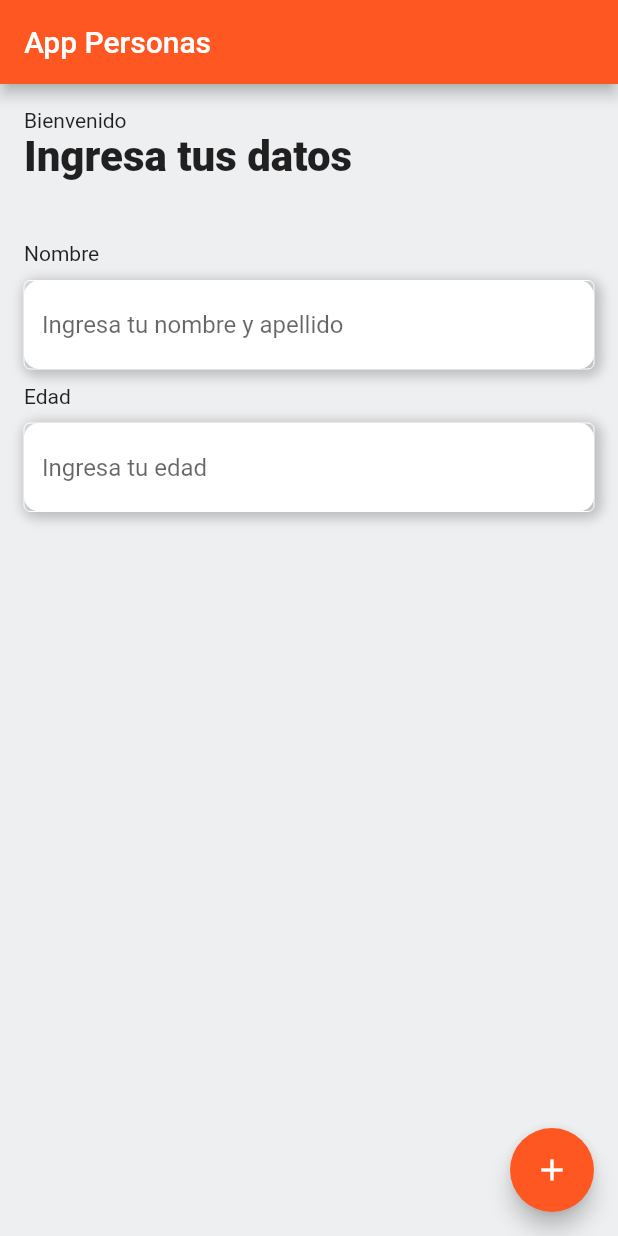
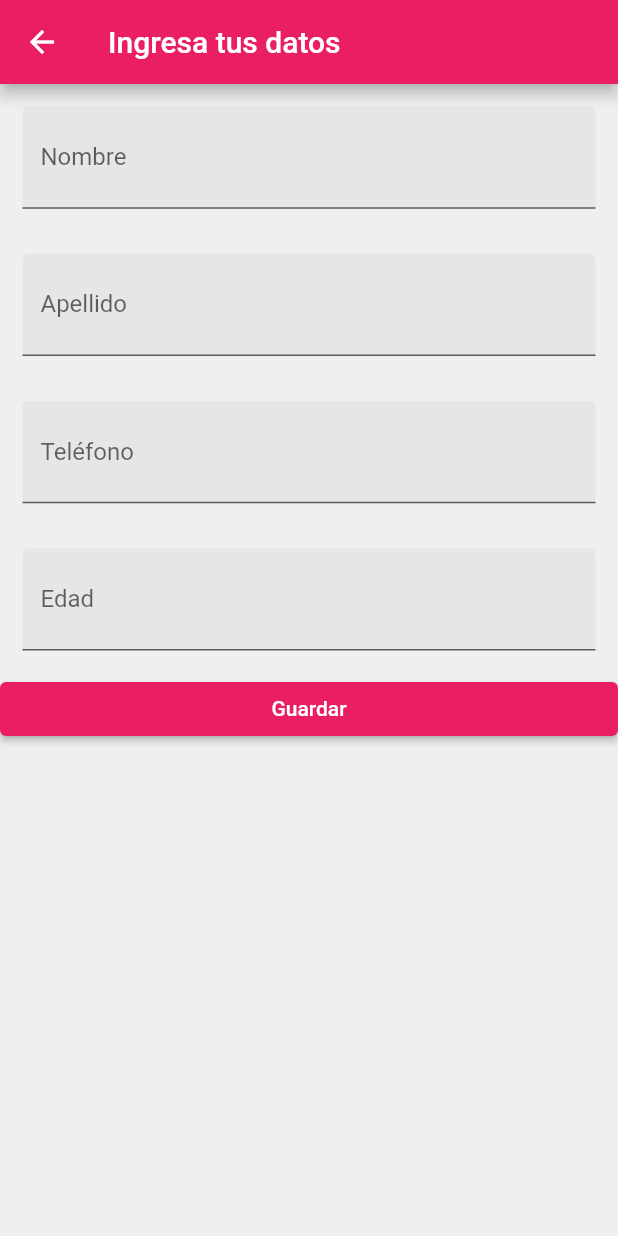
Before and after one commit to camilamlz/AppPersonasRepo, a Flutter app: the screen it shows after launch, after a tap on the "add" icon, on a phone screen of 412 x 824 dp. Run offline on Flutter 3.47's test engine with Material 2 defaults, Android fonts, the phone set to English and light mode, and no system bars; missing offline and left inert: dart:ffi.

Commit message:
Agregado CRUD completo

```diff
--- /dev/null
+++ b/lib/create.dart
@@ -0,0 +1,106 @@
+import 'dart:ffi';
+
+import 'package:app_personas/list.dart';
+import 'package:app_personas/textbox.dart';
+import 'package:flutter/material.dart';
+import 'package:flutter/services.dart';
+
+class RegisterContact extends StatefulWidget {
+  @override
+  State<StatefulWidget> createState() => _RegisterContact();
+}
+
+class _RegisterContact extends State<RegisterContact> {
+  late TextEditingController controllerName;
+  late TextEditingController controllerSurname;
+  late TextEditingController controllerPhone;
+  late TextEditingController controllerAge;
+
+  @override
+  void initState() {
+    controllerName = new TextEditingController();
+    controllerSurname = new TextEditingController();
+    controllerPhone = new TextEditingController();
+    controllerAge = new TextEditingController();
+    super.initState();
+  }
+
+  @override
+  Widget build(BuildContext context) {
+    return Scaffold(
+        appBar: AppBar(
+          title: Text("Ingresa tus datos "),
+        ),
+        body: ListView(
+          children: [
+            TextBox(controllerName, "Nombre"),
+            TextBox(controllerSurname, "Apellido"),
+            TextBox(controllerPhone, "Teléfono"),
+            TextBox(controllerAge, "Edad"),
+
+       /*   body: Padding(
+            padding: const EdgeInsets.all(16.0),
+            child: Column(
+
+              mainAxisAlignment: MainAxisAlignment.start,
+              crossAxisAlignment: CrossAxisAlignment.start,
+              children: <Widget>[
+                Text("Bienvenido"),
+                Text("Ingresa tus datos",style: TextStyle(fontSize: 28.0,fontWeight: FontWeight.w800),),
+                SizedBox(height: 40.0,),
+                TextBox(controllerName, "Nombre"),
+                SizedBox(height: 10.0,),
+                Container(
+                  decoration: BoxDecoration(
+                      color: Color(0xFFFFFFFF),
+                      borderRadius: BorderRadius.circular(10.0),
+                      boxShadow: [
+                        BoxShadow(
+                            color: Color.fromRGBO(0, 0, 0, 0.2),
+                            offset: Offset(2, 2),
+                            blurRadius: 6.0,
+                            spreadRadius: 3.0
+                        ),
+                      ]
+                  ),
+                ),
+                SizedBox(height: 10.0,),
+                TextBox(controllerPhone, "Edad"),
+                SizedBox(height: 10.0,),
+                Container(
+                  decoration: BoxDecoration(
+                      color: Color(0xFFFFFFFF),
+                      borderRadius: BorderRadius.circular(10.0),
+                      boxShadow: [
+                        BoxShadow(
+                            color: Color.fromRGBO(0, 0, 0, 0.2),
+                            offset: Offset(2, 2),
+                            blurRadius: 6.0,
+                            spreadRadius: 3.0
+                        ),
+                      ]
+                  ),
+                )
+              ],
+            ),
+          ),*/
+            ElevatedButton(
+                onPressed: () {
+                  String name = controllerName.text;
+                  String surname = controllerSurname.text;
+                  String phone = controllerPhone.text;
+                  String age = controllerAge.text;
+
+
+                  if (name.isNotEmpty &&
+                      //surname.isNotEmpty &&
+                      phone.isNotEmpty) {
+                    Navigator.pop(context,
+                        new Client(name: name, surname: surname, phone: phone, age: age));
+                  }
+                },
+                child: Text("Guardar")),
+      ]
+        ));
+  }
+}
--- /dev/null
+++ b/lib/list.dart
@@ -0,0 +1,123 @@
+import 'dart:ffi';
+
+import 'package:app_personas/messages.dart';
+import 'package:app_personas/update.dart';
+import 'package:app_personas/create.dart';
+import 'package:flutter/material.dart';
+
+class MyHomePage extends StatefulWidget {
+  final String _title;
+  MyHomePage(this._title);
+  @override
+  State<StatefulWidget> createState() => _MyHomePage();
+}
+
+class _MyHomePage extends State<MyHomePage> {
+  List<Client> clients = [
+    Client(name: 'John', surname: 'Doe', phone: '1 888 222 333 444', age: '18')
+  ];
+
+  @override
+  Widget build(BuildContext context) {
+    return Scaffold(
+      appBar: AppBar(
+        title: Text(widget._title),
+      ),
+      body: ListView.builder(
+        itemCount: clients.length,
+        itemBuilder: (context, index) {
+          return ListTile(
+            onTap: () {
+              Navigator.push(
+                  context,
+                  MaterialPageRoute(
+                      builder: (_) => ModifyContact(clients[index])))
+                  .then((newContact) {
+                if (newContact != null) {
+                  setState(() {
+                    clients.removeAt(index);
+
+                    clients.insert(index, newContact);
+
+                    messageResponse(
+                        context, newContact.name + " ha sido actualizado.");
+                  });
+                }
+              });
+            },
+            onLongPress: () {
+              removeClient(context, clients[index]);
+            },
+            title: Text(clients[index].name + " " + clients[index].surname),
+            subtitle: Text(clients[index].name),
+            leading: CircleAvatar(
+              child: Text(clients[index].name.substring(0, 1)),
+            ),
+            trailing: Icon(
+              Icons.update,
+              color: Colors.red,
+            ),
+          );
+        },
+      ),
+      floatingActionButton: FloatingActionButton(
+        onPressed: () {
+          Navigator.push(
+              context, MaterialPageRoute(builder: (_) => RegisterContact()))
+              .then((newContact) {
+            if (newContact != null) {
+              setState(() {
+                clients.add(newContact);
+                messageResponse(
+                    context, newContact.name + " ha sido guardado.");
+              });
+            }
+          });
+        },
+        tooltip: "Agregar",
+        child: Icon(Icons.add),
+      ),
+    );
+  }
+
+  removeClient(BuildContext context, Client client) {
+    showDialog(
+        context: context,
+        builder: (_) => AlertDialog(
+          title: Text("Eliminar usuario"),
+          content: Text("¿Está seguro de eliminar a " + client.name + "?"),
+          actions: [
+            TextButton(
+              onPressed: () {
+                setState(() {
+                  this.clients.remove(client);
+                  Navigator.pop(context);
+                });
+              },
+              child: Text(
+                "Eliminar",
+                style: TextStyle(color: Colors.red),
+              ),
+            ),
+            TextButton(
+              onPressed: () {
+                Navigator.pop(context);
+              },
+              child: Text(
+                "Cancelar",
+                style: TextStyle(color: Colors.blue),
+              ),
+            )
+          ],
+        ));
+  }
+}
+
+class Client {
+  var name;
+  var surname;
+  var phone;
+  var age;
+
+  Client({this.name, this.surname, this.phone, this.age});
+}
--- a/lib/main.dart
+++ b/lib/main.dart
@@ -1,139 +1,21 @@
 import 'package:flutter/material.dart';
-import 'package:flutter/services.dart';
 
-void main() {
-  runApp(const MyApp());
-}
+import 'list.dart';
+
+void main() => runApp(MyApp());
 
 class MyApp extends StatelessWidget {
   const MyApp({super.key});
 
-  // This widget is the root of your application.
   @override
   Widget build(BuildContext context) {
     return MaterialApp(
-      title: 'Flutter Demo',
       debugShowCheckedModeBanner: false,
+      title: 'Material App',
       theme: ThemeData(
-        primarySwatch: Colors.deepOrange,
-        scaffoldBackgroundColor: const Color(0xFFEEEFF1)),
-      home: MyHomePage(title: 'App Personas'),
+          primarySwatch: Colors.pink,
+          scaffoldBackgroundColor: const Color(0xFFEEEFF1)),
+      home: MyHomePage("App Personas"),
     );
   }
 }
-
-class MyHomePage extends StatefulWidget {
-  const MyHomePage({super.key, required this.title});
-
-  // This widget is the home page of your application. It is stateful, meaning
-  // that it has a State object (defined below) that contains fields that affect
-  // how it looks.
-
-  // This class is the configuration for the state. It holds the values (in this
-  // case the title) provided by the parent (in this case the App widget) and
-  // used by the build method of the State. Fields in a Widget subclass are
-  // always marked "final".
-
-  final String title;
-
-  @override
-  State<MyHomePage> createState() => _MyHomePageState();
-}
-
-class _MyHomePageState extends State<MyHomePage> {
-  int _counter = 0;
-
-  void _incrementCounter() {
-    setState(() {
-      _counter++;
-    });
-  }
-
-  @override
-  Widget build(BuildContext context) {
-      return Scaffold(
-        appBar: AppBar(
-          title: Text(widget.title),
-        ),
-        body: Padding(
-          padding: const EdgeInsets.all(16.0),
-          child: Column(
-
-            mainAxisAlignment: MainAxisAlignment.start,
-            crossAxisAlignment: CrossAxisAlignment.start,
-            children: <Widget>[
-                Text("Bienvenido"),
-                Text("Ingresa tus datos",style: TextStyle(fontSize: 28.0,fontWeight: FontWeight.w800),),
-              SizedBox(height: 40.0,),
-              Text("Nombre"),
-              SizedBox(height: 10.0,),
-              Container(
-                decoration: BoxDecoration(
-                  color: Color(0xFFFFFFFF),
-                  borderRadius: BorderRadius.circular(10.0),
-                  boxShadow: [
-                    BoxShadow(
-                      color: Color.fromRGBO(0, 0, 0, 0.2),
-                      offset: Offset(2, 2),
-                      blurRadius: 6.0,
-                      spreadRadius: 3.0
-                    ),
-                  ]
-                ),
-
-                child: const TextField(
-                  decoration: InputDecoration(
-/*                    focusedBorder: OutlineInputBorder(
-                      borderSide: BorderSide(color: Colors.white, width: 0.0),
-                    ),*/
-                    enabledBorder: OutlineInputBorder(
-                      borderSide: BorderSide(color: Colors.white, width: 0.0),
-                    ),
-                    hintText: "Ingresa tu nombre y apellido"
-                  ),
-                ),
-              ),
-              SizedBox(height: 10.0,),
-              Text("Edad"),
-              SizedBox(height: 10.0,),
-              Container(
-                decoration: BoxDecoration(
-                    color: Color(0xFFFFFFFF),
-                    borderRadius: BorderRadius.circular(10.0),
-                    boxShadow: [
-                      BoxShadow(
-                          color: Color.fromRGBO(0, 0, 0, 0.2),
-                          offset: Offset(2, 2),
-                          blurRadius: 6.0,
-                          spreadRadius: 3.0
-                      ),
-                    ]
-                ),
-                child:  TextField(
-                  decoration: InputDecoration(
-/*                    focusedBorder: OutlineInputBorder(
-                      borderSide: BorderSide(color: Colors.white, width: 0.0),
-                    ),*/
-                      enabledBorder: OutlineInputBorder(
-                        borderSide: BorderSide(color: Colors.white, width: 0.0),
-                      ),
-                      hintText: "Ingresa tu edad"
-                  ),
-                  keyboardType: TextInputType.number,
-                  inputFormatters: [
-                    FilteringTextInputFormatter.allow(RegExp("^[0-9]"))//Solo admite números.
-                  ],
-                ),
-              )
-            ],
-          ),
-        ),
-        floatingActionButton: FloatingActionButton(
-          onPressed: _incrementCounter,
-          tooltip: 'Increment',
-          child: const Icon(Icons.add),
-        ), // This trailing comma makes auto-formatting nicer for build methods.
-
-    );
-  }
-}
--- /dev/null
+++ b/lib/textbox.dart
@@ -0,0 +1,25 @@
+import 'package:flutter/material.dart';
+
+class TextBox extends StatelessWidget {
+  final TextEditingController _controller;
+  final String _label;
+  TextBox(this._controller, this._label);
+  @override
+  Widget build(BuildContext context) {
+    return Padding(
+      padding: EdgeInsets.all(15.0),
+      child: TextField(
+        controller: this._controller,
+        decoration: InputDecoration(
+            filled: true,
+            labelText: this._label,
+            suffix: GestureDetector(
+              child: Icon(Icons.close),
+              onTap: () {
+                _controller.clear();
+              },
+            )),
+      ),
+    );
+  }
+}
```
Also changed, not shown: lib/messages.dart (added, +11 -0 lines), lib/update.dart (added, +58 -0 lines).
